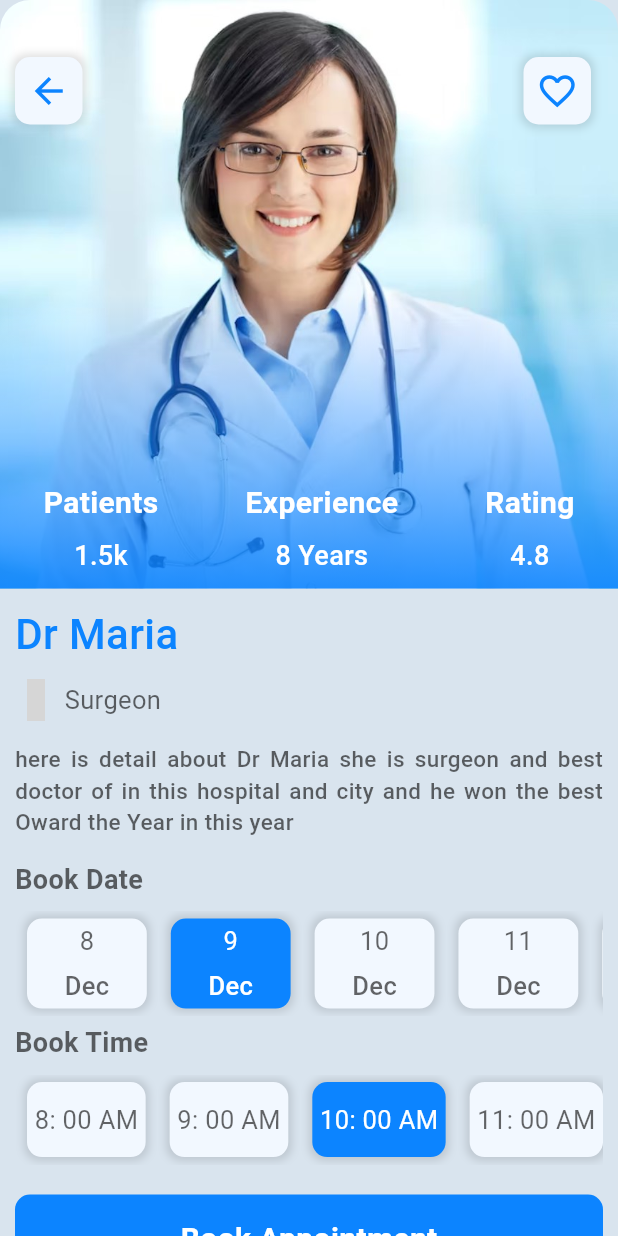
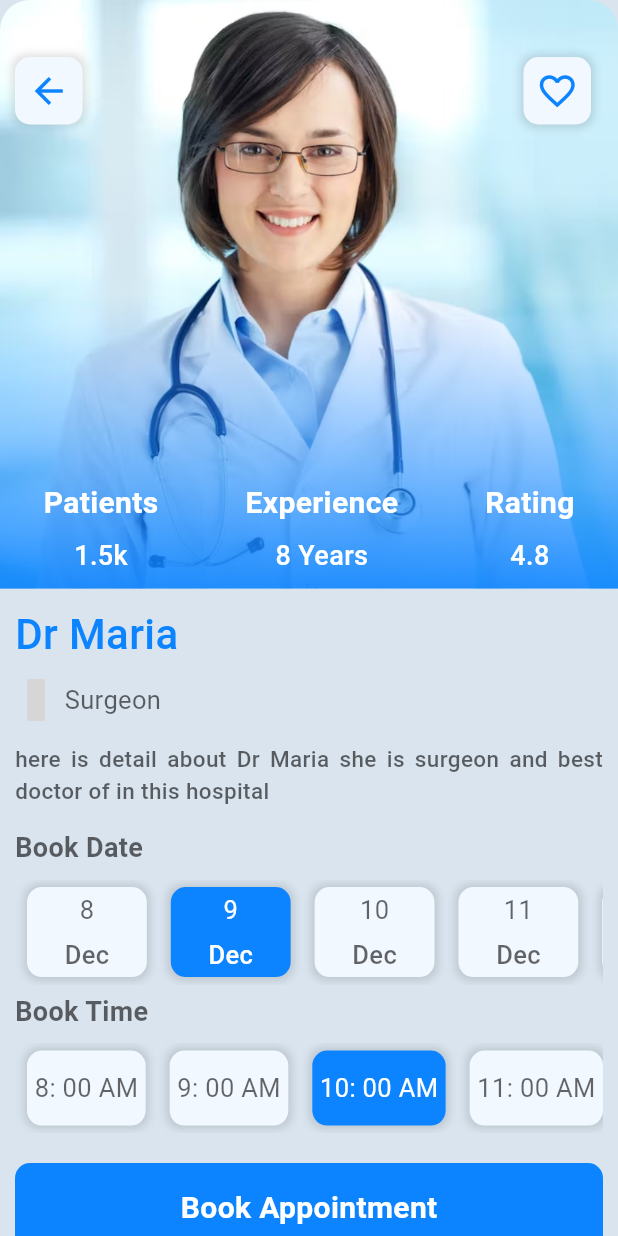
Before and after one commit to YousafNiz/Doctor_Appointmen_app, a Flutter app: the AppointmentScreen widget shown alone on an empty page, opened directly, on a phone screen of 412 x 824 dp. Run offline on Flutter 3.47's test engine with Material 3 defaults, Android fonts, the phone set to English and light mode, and no system bars; our stand-ins replace material_design_icons_flutter; grey boxes are pictures that could not be loaded.

Commit message:
app done

```diff
--- a/lib/screens/appointment_screen.dart
+++ b/lib/screens/appointment_screen.dart
@@ -211,7 +211,7 @@ class AppointmentScreen extends StatelessWidget {
                     height: 15,
                   ),
                   Text(
-                    'here is detail about Dr Maria she is surgeon and best doctor of in this hospital and city and he won the best Oward the Year in this year ',
+                    'here is detail about Dr Maria she is surgeon and best doctor of in this hospital',
                     style: TextStyle(
                         fontSize: 15,
                         fontWeight: FontWeight.w500,
```
